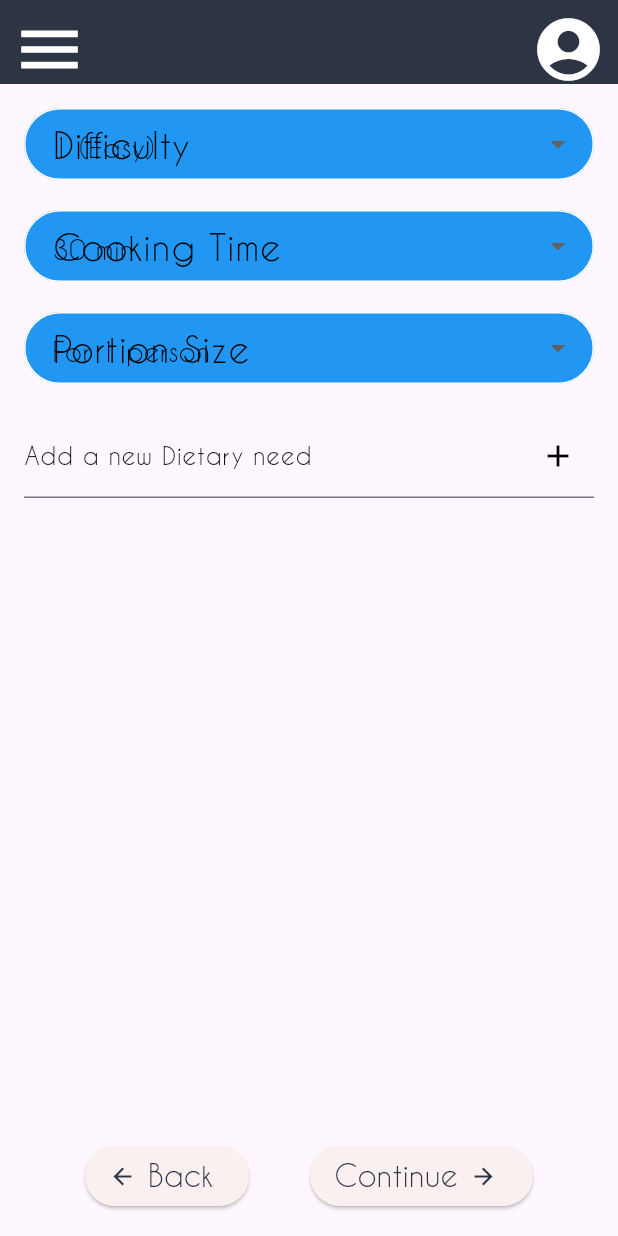
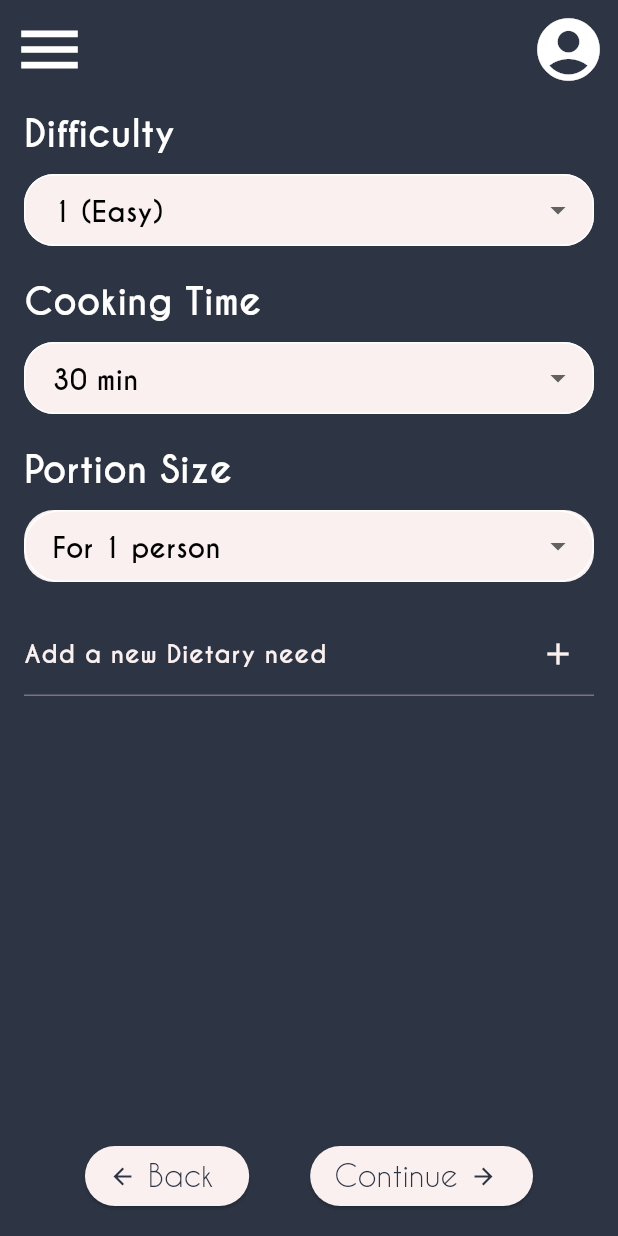
Before and after one commit to boykin345/food-ai-app, a Flutter app: the SettingsScreen screen opened directly with empty values, on a phone screen of 412 x 824 dp. Run offline on Flutter 3.47's test engine with Material 3 defaults, Android fonts, the phone set to English and light mode, and no system bars; our stand-ins replace camera, cloud_firestore, firebase_auth, firebase_core, firebase_storage, flutter_svg and 1 more; accounts and stored records are empty; network calls fail; project files that could hold a hidden picture were left out.

Commit message:
UI: Standardised ui and made it more readable

```diff
--- a/lib/SettingsPage/settings.dart
+++ b/lib/SettingsPage/settings.dart
@@ -104,15 +104,25 @@ class _SettingsScreenState extends State<SettingsScreen> {
     return Scaffold(
       appBar: CustomAppBar(),
       drawer: CustomDrawer(),
+      backgroundColor: Colours.primary,
       body: Padding(
         padding: const EdgeInsets.all(16.0),
         child: Column(
           crossAxisAlignment: CrossAxisAlignment.stretch,
           children: <Widget>[
+            Text(
+              'Difficulty',
+              style: TextStyle(
+                color: Colors.white,
+                fontSize: 24,
+                fontWeight: FontWeight.bold,
+              ),
+            ),
+            SizedBox(height: 10),
             Container(
               decoration: BoxDecoration(
-                borderRadius: BorderRadius.circular(30.0),
-                color: Colors.blue,
+                borderRadius: BorderRadius.circular(20.0),
+                color: Colours.backgroundOff,
               ),
               child: DropdownButtonFormField<int>(
                 value: _selectedDifficulty,
@@ -123,6 +133,7 @@ class _SettingsScreenState extends State<SettingsScreen> {
                       '1 (Easy)',
                       style: TextStyle(
                         color: Colors.black,
+                        fontWeight: FontWeight.w800,
                         fontSize: 18,
                       ),
                     ),
@@ -133,6 +144,7 @@ class _SettingsScreenState extends State<SettingsScreen> {
                       '2',
                       style: TextStyle(
                         color: Colors.black,
+                        fontWeight: FontWeight.w800,
                         fontSize: 18,
                       ),
                     ),
@@ -143,6 +155,7 @@ class _SettingsScreenState extends State<SettingsScreen> {
                       '3',
                       style: TextStyle(
                         color: Colors.black,
+                        fontWeight: FontWeight.w800,
                         fontSize: 18,
                       ),
                     ),
@@ -153,6 +166,7 @@ class _SettingsScreenState extends State<SettingsScreen> {
                       '4',
                       style: TextStyle(
                         color: Colors.black,
+                        fontWeight: FontWeight.w800,
                         fontSize: 18,
                       ),
                     ),
@@ -163,6 +177,7 @@ class _SettingsScreenState extends State<SettingsScreen> {
                       '5 (Hard)',
                       style: TextStyle(
                         color: Colors.black,
+                        fontWeight: FontWeight.w800,
                         fontSize: 18,
                       ),
                     ),
@@ -177,26 +192,30 @@ class _SettingsScreenState extends State<SettingsScreen> {
                 decoration: InputDecoration(
                   contentPadding:
                       EdgeInsets.symmetric(horizontal: 15, vertical: 10),
-                  labelText: 'Difficulty',
-                  labelStyle: TextStyle(
-                    color: Colors.black,
-                    fontSize: 24,
-                  ),
                   border: OutlineInputBorder(
-                    borderRadius: BorderRadius.circular(30.0),
+                    borderRadius: BorderRadius.circular(20.0),
                   ),
                   enabledBorder: OutlineInputBorder(
-                    borderRadius: BorderRadius.circular(30.0),
+                    borderRadius: BorderRadius.circular(20.0),
                     borderSide: BorderSide(color: Colors.white),
                   ),
                 ),
               ),
             ),
             SizedBox(height: 20),
+            Text(
+              'Cooking Time',
+              style: TextStyle(
+                color: Colors.white,
+                fontSize: 24,
+                fontWeight: FontWeight.bold,
+              ),
+            ),
+            SizedBox(height: 10),
             Container(
               decoration: BoxDecoration(
-                borderRadius: BorderRadius.circular(30.0),
-                color: Colors.blue,
+                borderRadius: BorderRadius.circular(20.0),
+                color: Colours.backgroundOff,
               ),
               child: DropdownButtonFormField<String>(
                 value: _selectedCookingTime,
@@ -211,6 +230,7 @@ class _SettingsScreenState extends State<SettingsScreen> {
                       value,
                       style: TextStyle(
                         color: Colors.black,
+                        fontWeight: FontWeight.w800,
                         fontSize: 18,
                       ),
                     ),
@@ -225,26 +245,30 @@ class _SettingsScreenState extends State<SettingsScreen> {
                 decoration: InputDecoration(
                   contentPadding:
                       EdgeInsets.symmetric(horizontal: 15, vertical: 10),
-                  labelText: 'Cooking Time',
-                  labelStyle: TextStyle(
-                    color: Colors.black,
-                    fontSize: 24,
-                  ),
                   border: OutlineInputBorder(
-                    borderRadius: BorderRadius.circular(30.0),
+                    borderRadius: BorderRadius.circular(20.0),
                   ),
                   enabledBorder: OutlineInputBorder(
-                    borderRadius: BorderRadius.circular(30.0),
+                    borderRadius: BorderRadius.circular(20.0),
                     borderSide: BorderSide(color: Colors.white),
                   ),
                 ),
               ),
             ),
             SizedBox(height: 20),
+            Text(
+              'Portion Size',
+              style: TextStyle(
+                color: Colors.white,
+                fontSize: 24,
+                fontWeight: FontWeight.bold,
+              ),
+            ),
+            SizedBox(height: 10),
             Container(
               decoration: BoxDecoration(
-                borderRadius: BorderRadius.circular(30.0),
-                color: Colors.blue,
+                borderRadius: BorderRadius.circular(20.0),
+                color: Colours.backgroundOff,
               ),
               child: DropdownButtonFormField<int>(
                 value: _selectedPortionSize,
@@ -255,6 +279,7 @@ class _SettingsScreenState extends State<SettingsScreen> {
                       'For 1 person',
                       style: TextStyle(
                         color: Colors.black,
+                        fontWeight: FontWeight.w800,
                         fontSize: 18,
                       ),
                     ),
@@ -265,6 +290,7 @@ class _SettingsScreenState extends State<SettingsScreen> {
                       'For 2 people',
                       style: TextStyle(
                         color: Colors.black,
+                        fontWeight: FontWeight.w800,
                         fontSize: 18,
                       ),
                     ),
@@ -275,6 +301,7 @@ class _SettingsScreenState extends State<SettingsScreen> {
                       'For 4 people',
                       style: TextStyle(
                         color: Colors.black,
+                        fontWeight: FontWeight.w800,
                         fontSize: 18,
                       ),
                     ),
@@ -285,6 +312,7 @@ class _SettingsScreenState extends State<SettingsScreen> {
                       'For 6 people',
                       style: TextStyle(
                         color: Colors.black,
+                        fontWeight: FontWeight.w800,
                         fontSize: 18,
                       ),
                     ),
@@ -299,11 +327,6 @@ class _SettingsScreenState extends State<SettingsScreen> {
                 decoration: InputDecoration(
                   contentPadding:
                       EdgeInsets.symmetric(horizontal: 15, vertical: 10),
-                  labelText: 'Portion Size',
-                  labelStyle: TextStyle(
-                    color: Colors.black,
-                    fontSize: 24,
-                  ),
                   border: OutlineInputBorder(
                     borderRadius: BorderRadius.circular(30.0),
                   ),
@@ -319,11 +342,12 @@ class _SettingsScreenState extends State<SettingsScreen> {
               controller: allergyController,
               decoration: InputDecoration(
                 labelText: 'Add a new Dietary need',
-                labelStyle: TextStyle(color: Colors.black),
+                labelStyle: TextStyle(
+                    color: Colours.backgroundOff, fontWeight: FontWeight.w800),
                 suffixIcon: IconButton(
                   icon: Icon(
                     Icons.add,
-                    color: Colors.black,
+                    color: Colours.backgroundOff,
                   ),
                   onPressed: _addAllergy,
                 ),
@@ -335,21 +359,22 @@ class _SettingsScreenState extends State<SettingsScreen> {
                 itemBuilder: (context, index) {
                   return Container(
                     decoration: BoxDecoration(
-                      borderRadius: BorderRadius.circular(30),
-                      color: Colors.blue,
+                      borderRadius: BorderRadius.circular(20),
+                      color: Colours.backgroundOff,
                     ),
                     margin: EdgeInsets.symmetric(vertical: 8),
                     child: ListTile(
                       title: Text(
                         allergies[index],
                         style: TextStyle(
-                          color: Colors.white,
+                          color: Colours.secondary,
+                          fontWeight: FontWeight.w800,
                         ),
                       ),
                       trailing: IconButton(
                         icon: Icon(
                           Icons.delete,
-                          color: Colors.white,
+                          color: Colours.secondary,
                         ),
                         onPressed: () => _removeAllergy(allergies[index]),
                       ),
```
